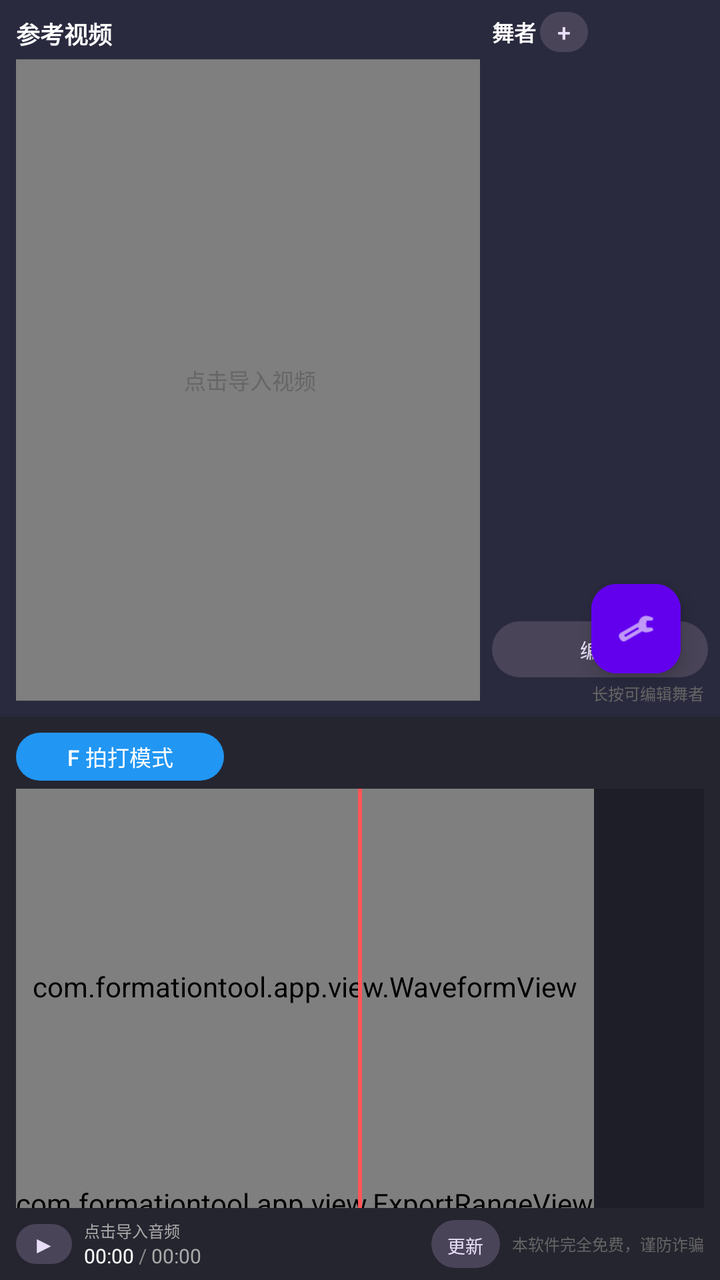
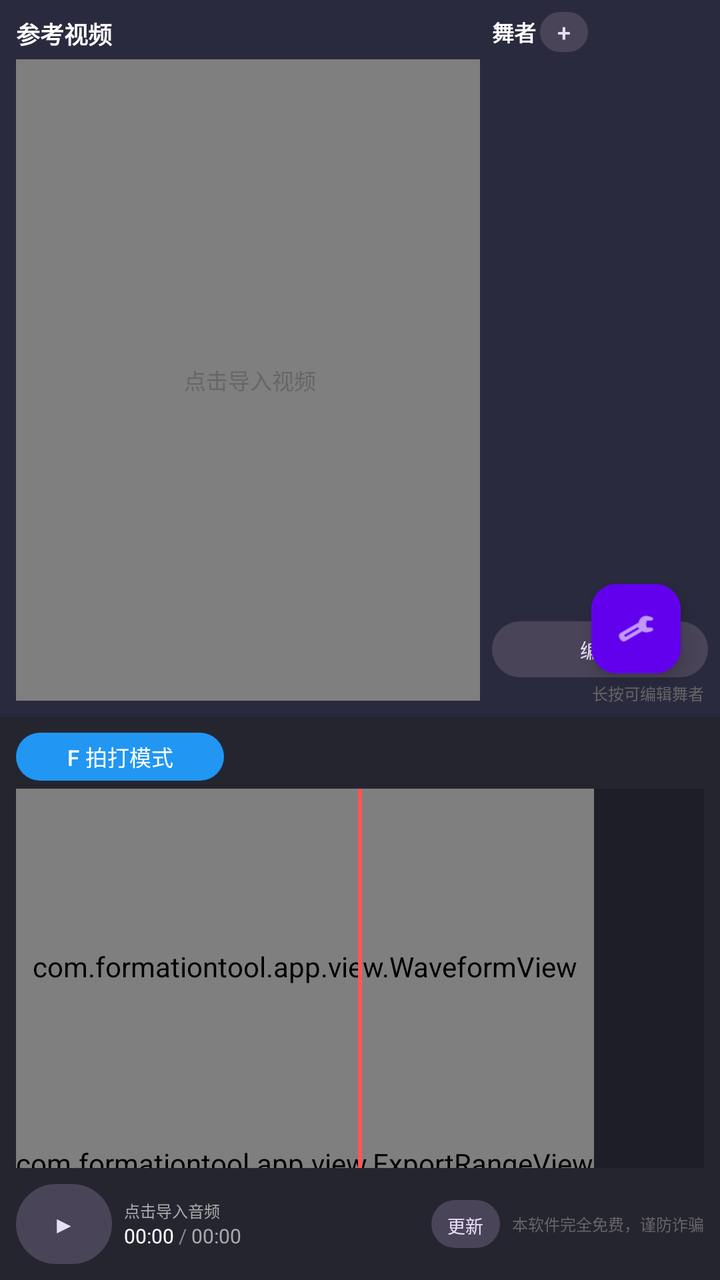

Before-and-after screenshots of an Android layout around one commit, followed by the original layout XML and the change that was made.
<!-- AndroidManifest.xml: activity theme Theme.FormationTool -->
<!-- res/layout/activity_main.xml -->
<?xml version="1.0" encoding="utf-8"?>
<androidx.constraintlayout.widget.ConstraintLayout
    xmlns:android="http://schemas.android.com/apk/res/android"
    xmlns:app="http://schemas.android.com/apk/res-auto"
    xmlns:tools="http://schemas.android.com/tools"
    android:layout_width="match_parent"
    android:layout_height="match_parent"
    android:background="#1A1A1F"
    tools:context=".MainActivity">

    
    <LinearLayout
        android:id="@+id/videoPanel"
        android:layout_width="250dp"
        android:layout_height="0dp"
        android:background="#2A2A3F"
        android:orientation="vertical"
        android:elevation="2dp"
        android:padding="8dp"
        app:layout_constraintTop_toTopOf="parent"
        app:layout_constraintBottom_toTopOf="@id/guidelineBottom"
        app:layout_constraintStart_toStartOf="parent">

        
        <TextView
            android:layout_width="match_parent"
            android:layout_height="wrap_content"
            android:text="参考视频"
            android:textColor="#FFFFFF"
            android:textSize="12sp"
            android:textStyle="bold"
            android:layout_marginBottom="4dp"/>

        
        <FrameLayout
            android:id="@+id/videoContainer"
            android:layout_width="match_parent"
            android:layout_height="0dp"
            android:layout_weight="1"
            android:background="#1A1A1F">

            <VideoView
                android:id="@+id/referenceVideoView"
                android:layout_width="match_parent"
                android:layout_height="match_parent"
                android:layout_gravity="center"/>

            
            <TextView
                android:id="@+id/tvNoVideo"
                android:layout_width="wrap_content"
                android:layout_height="wrap_content"
                android:layout_gravity="center"
                android:text="点击导入视频"
                android:textColor="#666666"
                android:textSize="11sp"/>
        </FrameLayout>
    </LinearLayout>

    
    <ImageButton
        android:id="@+id/btnToggleVideoPanel"
        android:layout_width="24dp"
        android:layout_height="48dp"
        android:src="@android:drawable/ic_media_previous"
        android:background="#3A3A4F"
        android:scaleType="centerInside"
        android:padding="4dp"
        app:layout_constraintTop_toTopOf="parent"
        app:layout_constraintBottom_toTopOf="@id/guidelineBottom"
        app:layout_constraintStart_toEndOf="@id/videoPanel"/>

    
    <FrameLayout
        android:id="@+id/viewportContainer"
        android:layout_width="0dp"
        android:layout_height="0dp"
        app:layout_constraintTop_toTopOf="parent"
        app:layout_constraintBottom_toTopOf="@id/guidelineBottom"
        app:layout_constraintStart_toEndOf="@id/btnToggleVideoPanel"
        app:layout_constraintEnd_toStartOf="@id/btnToggleDancerPanel">

        <android.opengl.GLSurfaceView
            android:id="@+id/glSurfaceView"
            android:layout_width="match_parent"
            android:layout_height="match_parent"/>

        
        <com.formationtool.app.view.DancerLabelOverlay
            android:id="@+id/dancerLabelOverlay"
            android:layout_width="match_parent"
            android:layout_height="match_parent"/>
    </FrameLayout>

    
    <ImageButton
        android:id="@+id/btnToggleDancerPanel"
        android:layout_width="24dp"
        android:layout_height="48dp"
        android:src="@android:drawable/ic_media_next"
        android:background="#3A3A4F"
        android:scaleType="centerInside"
        android:padding="4dp"
        app:layout_constraintTop_toTopOf="parent"
        app:layout_constraintBottom_toTopOf="@id/guidelineBottom"
        app:layout_constraintEnd_toStartOf="@id/controlPanel"/>

    
    <LinearLayout
        android:id="@+id/controlPanel"
        android:layout_width="120dp"
        android:layout_height="0dp"
        android:background="#2A2A3F"
        android:orientation="vertical"
        android:elevation="2dp"
        android:padding="6dp"
        app:layout_constraintTop_toTopOf="parent"
        app:layout_constraintBottom_toTopOf="@id/guidelineBottom"
        app:layout_constraintEnd_toEndOf="parent">

        
        <LinearLayout
            android:layout_width="match_parent"
            android:layout_height="wrap_content"
            android:orientation="horizontal"
            android:gravity="center_vertical"
            android:layout_marginBottom="2dp">

            <TextView
                android:layout_width="wrap_content"
                android:layout_height="wrap_content"
                android:text="舞者"
                android:textColor="#FFFFFF"
                android:textSize="11sp"
                android:textStyle="bold"/>

            <Button
                android:id="@+id/btnAddDancerQuick"
                android:layout_width="24dp"
                android:layout_height="20dp"
                android:text="+"
                android:textSize="12sp"
                android:minWidth="0dp"
                android:minHeight="0dp"
                android:padding="0dp"
                android:insetTop="0dp"
                android:insetBottom="0dp"
                android:layout_marginStart="2dp"
                style="@style/Widget.Material3.Button.TonalButton"/>

        </LinearLayout>

        
        <GridLayout
            android:id="@+id/dancerGrid"
            android:layout_width="match_parent"
            android:layout_height="0dp"
            android:layout_weight="1"
            android:columnCount="5"
            android:rowCount="4"
            android:alignmentMode="alignMargins"
            android:columnOrderPreserved="false"/>

        
        <Button
            android:id="@+id/btnFormationPresets"
            android:layout_width="match_parent"
            android:layout_height="28dp"
            android:text="编队"
            android:textSize="10sp"
            android:minWidth="0dp"
            android:minHeight="0dp"
            android:padding="0dp"
            android:insetTop="0dp"
            android:insetBottom="0dp"
            android:layout_marginTop="4dp"
            android:layout_marginBottom="2dp"
            style="@style/Widget.Material3.Button.TonalButton"/>

        
        <TextView
            android:layout_width="match_parent"
            android:layout_height="wrap_content"
            android:text="长按可编辑舞者"
            android:textColor="#666666"
            android:textSize="8sp"
            android:gravity="end"
            android:layout_marginEnd="2dp"/>

    </LinearLayout>

    
    <Button
        android:id="@+id/btnCopyPrevFrame"
        android:layout_width="60dp"
        android:layout_height="30dp"
        android:text="复制前帧"
        android:textSize="9sp"
        android:minWidth="0dp"
        android:minHeight="0dp"
        android:padding="0dp"
        android:insetTop="0dp"
        android:insetBottom="0dp"
        android:layout_marginStart="8dp"
        android:layout_marginTop="8dp"
        style="@style/Widget.Material3.Button.TonalButton"
        app:layout_constraintTop_toTopOf="@id/viewportContainer"
        app:layout_constraintStart_toEndOf="@id/btnToggleVideoPanel"/>

    
    <Button
        android:id="@+id/btnToggleView"
        android:layout_width="45dp"
        android:layout_height="30dp"
        android:text="3D"
        android:textSize="10sp"
        android:minWidth="0dp"
        android:minHeight="0dp"
        android:padding="0dp"
        android:insetTop="0dp"
        android:insetBottom="0dp"
        android:layout_marginEnd="8dp"
        android:layout_marginTop="8dp"
        style="@style/Widget.Material3.Button.TonalButton"
        app:layout_constraintTop_toTopOf="@id/viewportContainer"
        app:layout_constraintEnd_toStartOf="@id/btnToggleDancerPanel"/>

    
    <Button
        android:id="@+id/btnSnapToGrid"
        android:layout_width="45dp"
        android:layout_height="30dp"
        android:text="捕捉"
        android:textSize="10sp"
        android:minWidth="0dp"
        android:minHeight="0dp"
        android:padding="0dp"
        android:insetTop="0dp"
        android:insetBottom="0dp"
        android:layout_marginEnd="6dp"
        android:layout_marginTop="8dp"
        style="@style/Widget.Material3.Button.TonalButton"
        app:layout_constraintTop_toTopOf="@id/viewportContainer"
        app:layout_constraintEnd_toStartOf="@id/btnToggleView"/>

    
    <Button
        android:id="@+id/btnPreview"
        android:layout_width="45dp"
        android:layout_height="30dp"
        android:text="预览"
        android:textSize="10sp"
        android:minWidth="0dp"
        android:minHeight="0dp"
        android:padding="0dp"
        android:insetTop="0dp"
        android:insetBottom="0dp"
        android:layout_marginEnd="6dp"
        android:layout_marginTop="8dp"
        style="@style/Widget.Material3.Button.TonalButton"
        app:layout_constraintTop_toTopOf="@id/viewportContainer"
        app:layout_constraintEnd_toStartOf="@id/btnSnapToGrid"/>

    
    <Button
        android:id="@+id/btnUndo"
        android:layout_width="45dp"
        android:layout_height="30dp"
        android:text="撤销"
        android:textSize="10sp"
        android:minWidth="0dp"
        android:minHeight="0dp"
        android:padding="0dp"
        android:insetTop="0dp"
        android:insetBottom="0dp"
        android:layout_marginEnd="6dp"
        android:layout_marginTop="8dp"
        style="@style/Widget.Material3.Button.TonalButton"
        app:layout_constraintTop_toTopOf="@id/viewportContainer"
        app:layout_constraintEnd_toStartOf="@id/btnPreview"/>

    
    <com.google.android.material.floatingactionbutton.FloatingActionButton
        android:id="@+id/fabClearSelection"
        android:layout_width="wrap_content"
        android:layout_height="wrap_content"
        android:layout_margin="16dp"
        android:src="@android:drawable/ic_menu_close_clear_cancel"
        android:contentDescription="取消选中"
        android:visibility="gone"
        android:clickable="true"
        android:focusable="true"
        app:elevation="24dp"
        app:backgroundTint="#FF4444"
        app:tint="#FFFFFF"
        app:fabSize="mini"
        app:layout_constraintBottom_toTopOf="@id/guidelineBottom"
        app:layout_constraintStart_toEndOf="@id/btnToggleVideoPanel"/>

    
    <com.google.android.material.floatingactionbutton.FloatingActionButton
        android:id="@+id/fabSettings"
        android:layout_width="wrap_content"
        android:layout_height="wrap_content"
        android:layout_margin="16dp"
        android:src="@android:drawable/ic_menu_manage"
        android:contentDescription="设置"
        app:backgroundTint="#6200EE"
        app:tint="#FFFFFF"
        app:fabSize="mini"
        android:scaleX="0.8"
        android:scaleY="0.8"
        app:layout_constraintBottom_toTopOf="@id/guidelineBottom"
        app:layout_constraintStart_toEndOf="@id/btnToggleVideoPanel"/>

    
    <com.google.android.material.floatingactionbutton.FloatingActionButton
        android:id="@+id/fabExport"
        android:layout_width="wrap_content"
        android:layout_height="wrap_content"
        android:layout_marginStart="8dp"
        android:src="@android:drawable/ic_menu_upload"
        android:contentDescription="导出视频"
        app:backgroundTint="#6200EE"
        app:tint="#FFFFFF"
        app:fabSize="mini"
        android:visibility="gone"
        android:scaleX="0.8"
        android:scaleY="0.8"
        app:layout_constraintBottom_toTopOf="@id/guidelineBottom"
        app:layout_constraintStart_toEndOf="@id/fabSettings"/>

    
    <com.google.android.material.floatingactionbutton.FloatingActionButton
        android:id="@+id/fabStageSize"
        android:layout_width="wrap_content"
        android:layout_height="wrap_content"
        android:layout_marginStart="8dp"
        android:src="@android:drawable/ic_menu_crop"
        android:contentDescription="舞台尺寸"
        app:backgroundTint="#4CAF50"
        app:tint="#FFFFFF"
        app:fabSize="mini"
        android:visibility="gone"
        android:scaleX="0.8"
        android:scaleY="0.8"
        app:layout_constraintBottom_toTopOf="@id/guidelineBottom"
        app:layout_constraintStart_toEndOf="@id/fabExport"/>

    
    <com.google.android.material.floatingactionbutton.FloatingActionButton
        android:id="@+id/fabProject"
        android:layout_width="wrap_content"
        android:layout_height="wrap_content"
        android:layout_marginStart="8dp"
        android:src="@android:drawable/ic_menu_save"
        android:contentDescription="工程管理"
        app:backgroundTint="#FF9800"
        app:tint="#FFFFFF"
        app:fabSize="mini"
        android:visibility="gone"
        android:scaleX="0.8"
        android:scaleY="0.8"
        app:layout_constraintBottom_toTopOf="@id/guidelineBottom"
        app:layout_constraintStart_toEndOf="@id/fabStageSize"/>

    
    <Button
        android:id="@+id/fabFKey"
        android:layout_width="40dp"
        android:layout_height="40dp"
        android:layout_margin="16dp"
        android:text="F"
        android:textSize="16sp"
        android:textStyle="bold"
        android:textColor="#FFFFFF"
        android:background="@drawable/fab_circle_background"
        android:elevation="6dp"
        android:enabled="false"
        android:minWidth="0dp"
        android:minHeight="0dp"
        android:padding="0dp"
        app:layout_constraintBottom_toTopOf="@id/guidelineBottom"
        app:layout_constraintEnd_toStartOf="@id/btnToggleDancerPanel"/>

    
    <androidx.constraintlayout.widget.Guideline
        android:id="@+id/guidelineBottom"
        android:layout_width="wrap_content"
        android:layout_height="wrap_content"
        android:orientation="horizontal"
        app:layout_constraintGuide_percent="0.56"/>

    
    <LinearLayout
        android:id="@+id/bottomPanel"
        android:layout_width="0dp"
        android:layout_height="0dp"
        android:background="#252530"
        android:orientation="vertical"
        android:elevation="8dp"
        android:paddingHorizontal="8dp"
        android:paddingVertical="4dp"
        app:layout_constraintTop_toBottomOf="@id/guidelineBottom"
        app:layout_constraintBottom_toBottomOf="parent"
        app:layout_constraintStart_toStartOf="parent"
        app:layout_constraintEnd_toEndOf="parent">

            
            <LinearLayout android:layout_width="match_parent" android:layout_height="32dp" android:orientation="horizontal" android:gravity="center_vertical">
                <Button android:id="@+id/btnEditingMode" android:layout_width="104dp" android:layout_height="32dp" android:text="F 拍打模式" android:textSize="11sp" android:minHeight="0dp" android:padding="0dp" />
                <Button android:id="@+id/btnAddInterval" android:layout_width="76dp" android:layout_height="32dp" android:layout_marginStart="8dp" android:text="＋队形" android:textSize="11sp" android:minHeight="0dp" android:padding="0dp" android:visibility="gone" />
            </LinearLayout>

            
            <FrameLayout
                android:id="@+id/timelineContainer"
                android:layout_width="match_parent"
                android:layout_height="0dp"
                android:layout_weight="1"
                android:background="#1E1E28">

                
                <HorizontalScrollView
                    android:id="@+id/timelineScrollView"
                    android:layout_width="match_parent"
                    android:layout_height="match_parent"
                    android:scrollbars="none"
                    android:fillViewport="true">

                    <FrameLayout
                        android:id="@+id/timelineContent"
                        android:layout_width="wrap_content"
                        android:layout_height="match_parent">

                        
                        <LinearLayout
                            android:id="@+id/waveformContainer"
                            android:layout_width="wrap_content"
                            android:layout_height="match_parent"
                            android:orientation="vertical">



                            
                            <FrameLayout
                                android:id="@+id/keyframeMarkersContainer"
                                android:layout_width="match_parent"
                                android:layout_height="18dp"
                                android:visibility="gone"/>

                            
                            <com.formationtool.app.view.WaveformView
                                android:id="@+id/waveformView"
                                android:layout_width="match_parent"
                                android:layout_height="0dp"
                                android:layout_weight="1"/>

                            
                            <com.formationtool.app.view.ExportRangeView
                                android:id="@+id/exportRangeView"
                                android:layout_width="match_parent"
                                android:layout_height="12dp"/>
                        </LinearLayout>
                    </FrameLayout>
                </HorizontalScrollView>

                
                <View
                    android:id="@+id/playheadIndicator"
                    android:layout_width="2dp"
                    android:layout_height="match_parent"
                    android:background="#FF5555"
                    android:layout_gravity="center_horizontal"/>
            </FrameLayout>

            
            <LinearLayout
                android:layout_width="match_parent"
                android:layout_height="wrap_content"
                android:orientation="horizontal"
                android:gravity="center_vertical"
                android:layout_marginTop="4dp">

                <Button
                    android:id="@+id/btnAudioPlayPause"
                    android:layout_width="28dp"
                    android:layout_height="28dp"
                    android:text="▶"
                    android:textSize="12sp"
                    android:padding="0dp"
                    style="@style/Widget.Material3.Button.TonalButton"/>

                <LinearLayout
                    android:layout_width="0dp"
                    android:layout_height="wrap_content"
                    android:layout_weight="1"
                    android:orientation="vertical"
                    android:layout_marginStart="6dp">

                    
                    <TextView
                        android:id="@+id/tvAudioNameTimeline"
                        android:layout_width="match_parent"
                        android:layout_height="wrap_content"
                        android:text="点击导入音频"
                        android:textColor="#AAAAAA"
                        android:textSize="8sp"
                        android:maxLines="1"
                        android:ellipsize="end"/>

                    
                    <LinearLayout
                        android:layout_width="wrap_content"
                        android:layout_height="wrap_content"
                        android:orientation="horizontal">

                        <TextView
                            android:id="@+id/tvCurrentTime"
                            android:layout_width="wrap_content"
                            android:layout_height="wrap_content"
                            android:text="00:00"
                            android:textColor="#FFFFFF"
                            android:textSize="10sp"/>

                        <TextView
                            android:layout_width="wrap_content"
                            android:layout_height="wrap_content"
                            android:text=" / "
                            android:textColor="#888888"
                            android:textSize="10sp"/>

                        <TextView
                            android:id="@+id/tvDuration"
                            android:layout_width="wrap_content"
                            android:layout_height="wrap_content"
                            android:text="00:00"
                            android:textColor="#AAAAAA"
                            android:textSize="10sp"/>
                    </LinearLayout>
                </LinearLayout>

                <Button
                    android:id="@+id/btnCheckUpdate"
                    android:layout_width="wrap_content"
                    android:layout_height="24dp"
                    android:text="更新"
                    android:textSize="9sp"
                    android:minWidth="0dp"
                    android:minHeight="0dp"
                    android:paddingHorizontal="8dp"
                    android:insetTop="0dp"
                    android:insetBottom="0dp"
                    android:layout_marginStart="4dp"
                    style="@style/Widget.Material3.Button.TonalButton"/>

                <Button
                    android:id="@+id/btnDeleteVideo"
                    android:layout_width="wrap_content"
                    android:layout_height="24dp"
                    android:text="删除"
                    android:textSize="9sp"
                    android:minWidth="0dp"
                    android:minHeight="0dp"
                    android:paddingHorizontal="8dp"
                    android:insetTop="0dp"
                    android:insetBottom="0dp"
                    android:visibility="gone"
                    android:layout_marginStart="4dp"
                    style="@style/Widget.Material3.Button.TonalButton"/>

                <TextView
                    android:layout_width="wrap_content"
                    android:layout_height="wrap_content"
                    android:text="本软件完全免费，谨防诈骗"
                    android:textColor="#666666"
                    android:textSize="8sp"
                    android:layout_marginStart="6dp"/>

            </LinearLayout>

    </LinearLayout>

    
    <LinearLayout
        android:id="@+id/previewControlBar"
        android:layout_width="0dp"
        android:layout_height="60dp"
        android:background="#252530"
        android:orientation="horizontal"
        android:gravity="center_vertical"
        android:paddingHorizontal="24dp"
        android:elevation="8dp"
        android:visibility="gone"
        app:layout_constraintBottom_toBottomOf="parent"
        app:layout_constraintStart_toStartOf="parent"
        app:layout_constraintEnd_toEndOf="parent">

        <Button
            android:id="@+id/btnPreviewPlayPause"
            android:layout_width="50dp"
            android:layout_height="50dp"
            android:text="▶"
            android:textSize="18sp"
            android:padding="0dp"
            style="@style/Widget.Material3.Button.TonalButton"/>

        <SeekBar
            android:id="@+id/previewSeekBar"
            android:layout_width="0dp"
            android:layout_height="wrap_content"
            android:layout_weight="1"
            android:layout_marginHorizontal="16dp"
            android:progressTint="#6200EE"
            android:thumbTint="#6200EE"
            android:progressBackgroundTint="#444444"
            android:paddingTop="0dp"
            android:paddingBottom="0dp"/>

        <TextView
            android:id="@+id/tvPreviewTime"
            android:layout_width="wrap_content"
            android:layout_height="wrap_content"
            android:text="00:00 / 00:00"
            android:textColor="#FFFFFF"
            android:textSize="14sp"/>

    </LinearLayout>

</androidx.constraintlayout.widget.ConstraintLayout>
<!-- resources referenced by this layout -->
<resources>
  <!-- drawable fab_circle_background (drawable) -->
  <?xml version="1.0" encoding="utf-8"?>
  <shape xmlns:android="http://schemas.android.com/apk/res/android"
      android:shape="oval">
      <solid android:color="#FF5722"/>
      <size android:width="40dp" android:height="40dp"/>
  </shape>
  <style name="Theme.FormationTool" parent="Base.Theme.FormationTool" />
  <style name="Base.Theme.FormationTool" parent="Theme.Material3.Dark.NoActionBar">
          <item name="colorPrimary">#2196F3</item>
          <item name="colorPrimaryVariant">#1976D2</item>
          <item name="colorOnPrimary">#FFFFFF</item>
          <item name="colorSecondary">#03DAC5</item>
          <item name="colorSecondaryVariant">#018786</item>
          <item name="colorOnSecondary">#000000</item>
          <item name="android:statusBarColor">#1A1A1F</item>
          <item name="android:navigationBarColor">#1A1A1F</item>
      </style>
</resources>

<!-- the commit's change to res/layout/activity_main.xml (unified diff, before → after) -->
@@ -279,6 +279,23 @@
         app:layout_constraintTop_toTopOf="@id/viewportContainer"
         app:layout_constraintEnd_toStartOf="@id/btnPreview"/>
 
+    <Button
+        android:id="@+id/btnRedo"
+        android:layout_width="45dp"
+        android:layout_height="30dp"
+        android:text="重做"
+        android:textSize="10sp"
+        android:minWidth="0dp"
+        android:minHeight="0dp"
+        android:padding="0dp"
+        android:insetTop="0dp"
+        android:insetBottom="0dp"
+        android:layout_marginEnd="6dp"
+        android:layout_marginTop="8dp"
+        style="@style/Widget.Material3.Button.TonalButton"
+        app:layout_constraintTop_toTopOf="@id/viewportContainer"
+        app:layout_constraintEnd_toStartOf="@id/btnUndo"/>
+
     
     <com.google.android.material.floatingactionbutton.FloatingActionButton
         android:id="@+id/fabClearSelection"
@@ -484,8 +501,9 @@
 
                 <Button
                     android:id="@+id/btnAudioPlayPause"
-                    android:layout_width="28dp"
-                    android:layout_height="28dp"
+                    android:layout_width="48dp"
+                    android:layout_height="48dp"
+                    android:contentDescription="播放或暂停"
                     android:text="▶"
                     android:textSize="12sp"
                     android:padding="0dp"
